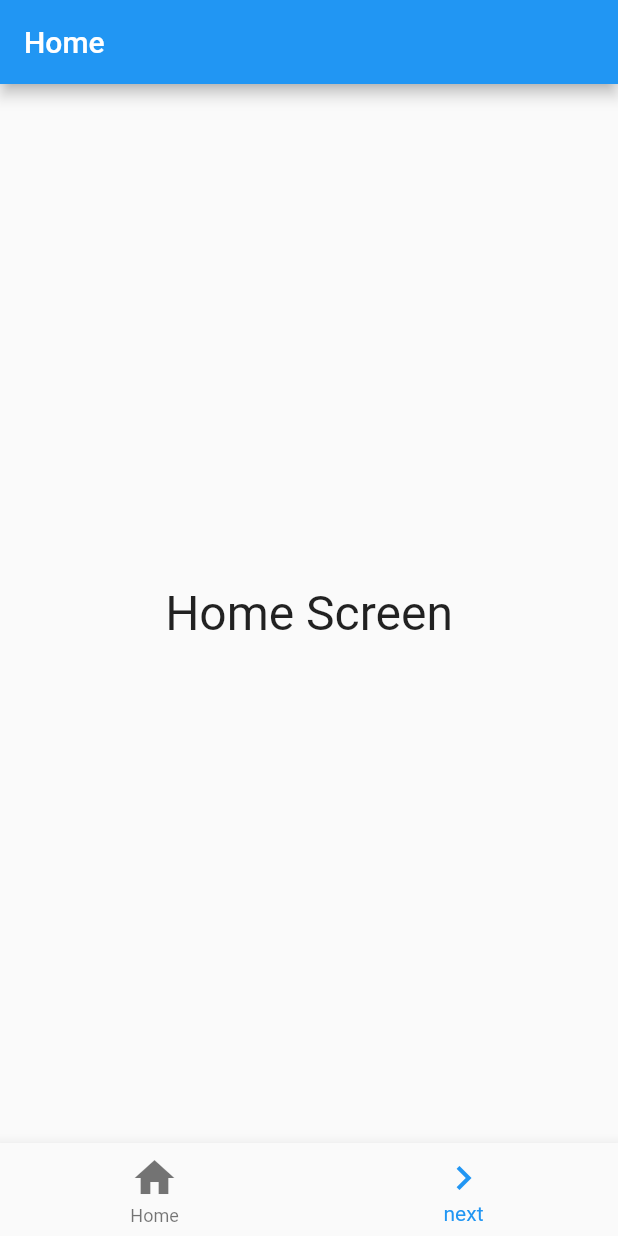
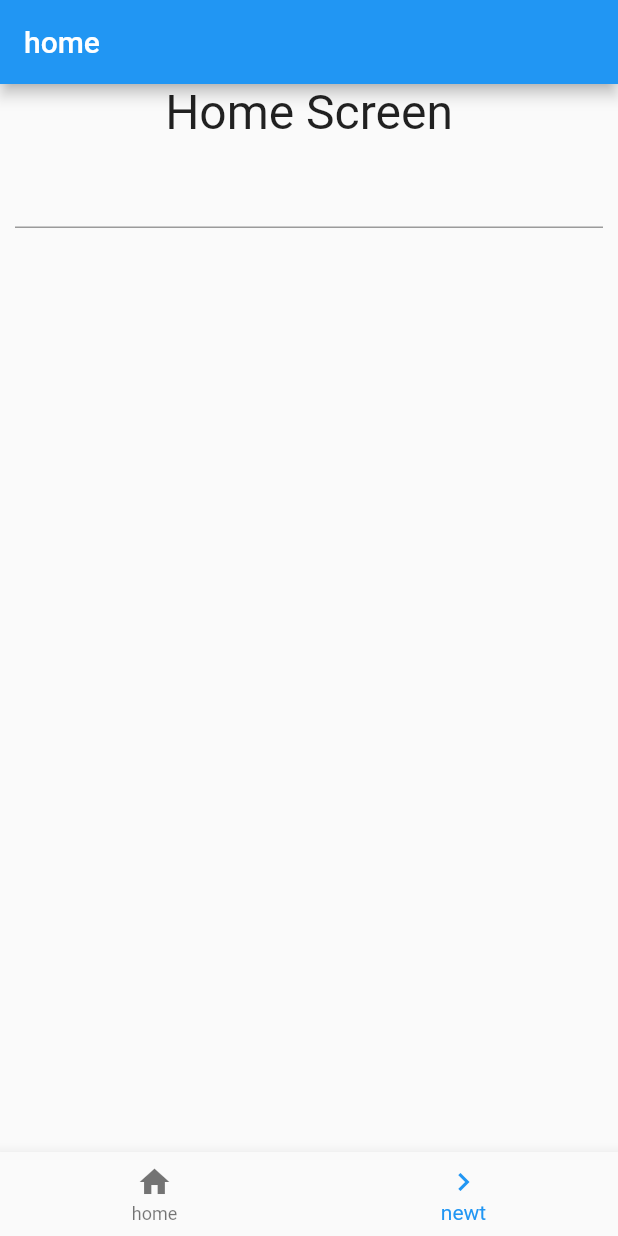
Before and after one commit to mike1123-git/flutter-study, a Flutter app: the screen it shows after launch, on a phone screen of 412 x 824 dp. Run offline on Flutter 3.47's test engine with Material 2 defaults, Android fonts, the light colour scheme and no system bars.

Commit message:
navigator push pop

```diff
--- a/lib/main.dart
+++ b/lib/main.dart
@@ -22,71 +22,91 @@ class MyApp extends StatelessWidget {
   }
 }
 
-class MyFirstScreen extends StatelessWidget {
+class MyFirstScreen extends StatefulWidget {
   MyFirstScreen({Key? key}) : super(key: key);
+
+  @override
+  // State<StatefulWidget> createState() {
+  //   return _MyFirstScreenState;
+  // }
+  MyFirstScreenState createState() {
+    return MyFirstScreenState();
+  }
+}
+
+class MyFirstScreenState extends State<MyFirstScreen> {
+  final _controller = TextEditingController();
+  var _input = '';
 
   @override
   Widget build(BuildContext context) {
     return Scaffold(
       appBar: AppBar(
-          title: Text('Home'),
+        title: const Text('home'),
       ),
-        body: Center(
-            child: Container(
-                child: const Text('Home Screen',
-                    style: TextStyle(fontSize: 32.0)))),
+      body: Column(children: [
+        const Text('Home Screen', style: TextStyle(fontSize: 32.0)),
+        Padding(
+          padding: EdgeInsets.all(10.0),
+          child: TextField(
+            controller: _controller,
+            style: const TextStyle(fontSize: 20.0),
+            onChanged: changeField,
+          ),
+        )
+      ]),
       bottomNavigationBar: BottomNavigationBar(
         currentIndex: 1,
         items: const <BottomNavigationBarItem>[
-            BottomNavigationBarItem(
-                label: 'Home', icon: Icon(Icons.home, size: 32)),
-            BottomNavigationBarItem(
-                label: 'next', icon: Icon(Icons.navigate_next, size: 32))
+          BottomNavigationBarItem(icon: Icon(Icons.home), label: 'home'),
+          BottomNavigationBarItem(icon: Icon(Icons.navigate_next),label: 'newt')
         ],
         onTap: (int value) {
-            if (value == 1) {
+          if (value == 0) {
             Navigator.push(context,
-                  MaterialPageRoute(builder: (context) => new SecondScreen()));
+                MaterialPageRoute(builder: (context) => SecondScreen(_input)));
           }
         },
-        ));
+      ),
+    );
+  }
+
+  void changeField(String value) {
+    _input = value;
   }
 }
 
 class SecondScreen extends StatelessWidget {
+  final String _value;
+
+  SecondScreen(this._value);
+
   @override
   Widget build(BuildContext context) {
     return Scaffold(
       appBar: AppBar(
-        title: Text('Next'),
+        title: const Text('Next'),
       ),
-      body: const Center(
-          child: Text('Next Screen',
-            style: TextStyle(fontSize: 32.0),
-          )
-      ),
+      body:  Center(
+          child: Text(
+        'you typed $_value',
+        style: const TextStyle(fontSize: 32.0),
+      )),
       bottomNavigationBar: BottomNavigationBar(
         currentIndex: 0,
         items: const [
           BottomNavigationBarItem(
-              icon: Icon(Icons.navigate_before),
-              label: 'prev'
-          ),
-          BottomNavigationBarItem(
-              icon: Icon(Icons.android),
-              label: '?'
-          )
+              icon: Icon(Icons.navigate_before), label: 'prev'),
+          BottomNavigationBarItem(icon: Icon(Icons.android), label: '?')
         ],
-        onTap: (int value){
-          if(value == 0){
+        onTap: (int value) {
+          if (value == 0) {
             Navigator.pop(context);
           }
         },
       ),
     );
   }
-
-
 }
 
 class MyHomePage extends StatefulWidget {
@@ -142,8 +162,7 @@ class _MyHomePageState extends State<MyHomePage> {
                   color: Colors.blue,
                   height: 120.0,
                   child: const Center(
-                          child: Text(
-                              'One', style: TextStyle(fontSize: 23.0)))),
+                      child: Text('One', style: TextStyle(fontSize: 23.0)))),
               Container(
                   color: Colors.white,
                   height: 120.0,
@@ -156,20 +175,17 @@ class _MyHomePageState extends State<MyHomePage> {
                   color: Colors.blue,
                   height: 120.0,
                   child: const Center(
-                          child: Text(
-                              'three', style: TextStyle(fontSize: 23.0)))),
+                      child: Text('three', style: TextStyle(fontSize: 23.0)))),
               Container(
                   color: Colors.white,
                   height: 120.0,
                   child: const Center(
-                          child: Text(
-                              'four', style: TextStyle(fontSize: 23.0)))),
+                      child: Text('four', style: TextStyle(fontSize: 23.0)))),
               Container(
                   color: Colors.blue,
                   height: 120.0,
                   child: const Center(
-                          child: Text(
-                              'five', style: TextStyle(fontSize: 23.0))))
+                      child: Text('five', style: TextStyle(fontSize: 23.0))))
             ])));
     bottomNavigationBar:
     BottomNavigationBar(
@@ -190,8 +206,7 @@ class _MyHomePageState extends State<MyHomePage> {
     );
   }
 
-  void b_onPressed() =>
-      setState(() {
+  void b_onPressed() => setState(() {
         _message = 'you said ${_controller.text}';
       });
 
@@ -218,8 +233,7 @@ class _MyHomePageState extends State<MyHomePage> {
   void buttonPressed() {
     showDialog(
         context: context,
-        builder: (BuildContext context) =>
-            AlertDialog(
+        builder: (BuildContext context) => AlertDialog(
               title: const Text("hello!!!"),
               content: const Text("This is Sample"),
               actions: <Widget>[
@@ -236,8 +250,7 @@ class _MyHomePageState extends State<MyHomePage> {
   void buttonPressed_sd() {
     showDialog(
         context: context,
-        builder: (BuildContext buildContext) =>
-            SimpleDialog(
+        builder: (BuildContext buildContext) => SimpleDialog(
               title: const Text('Select Assignment'),
               children: <Widget>[
                 SimpleDialogOption(
```
Lines whose indentation alone changed are shown as unchanged.
